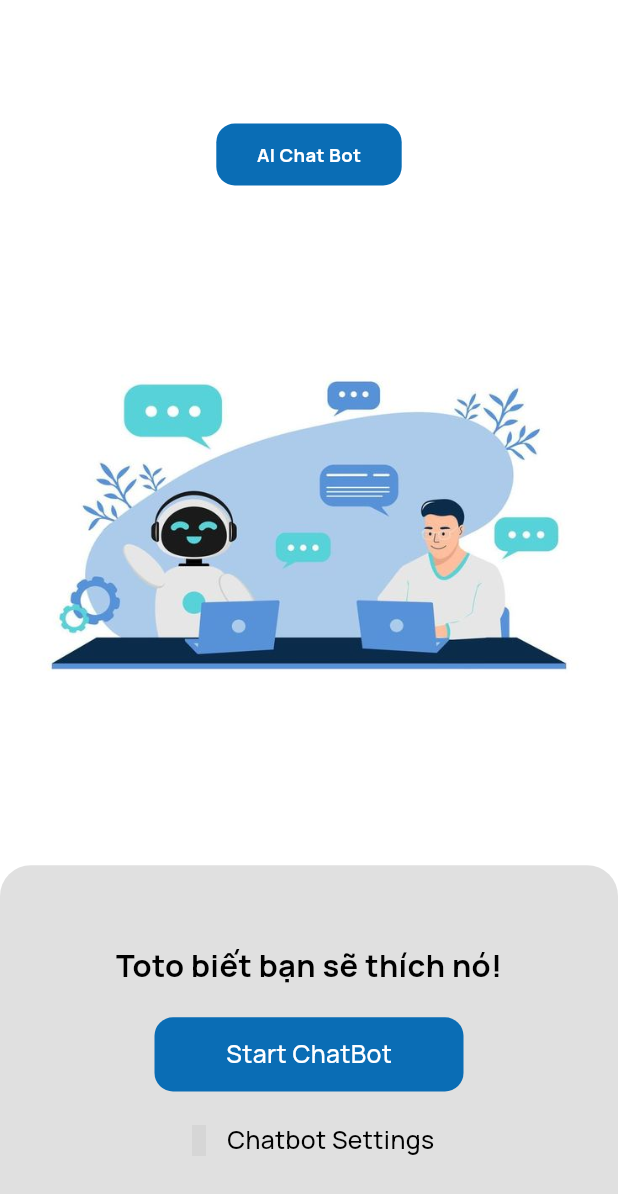
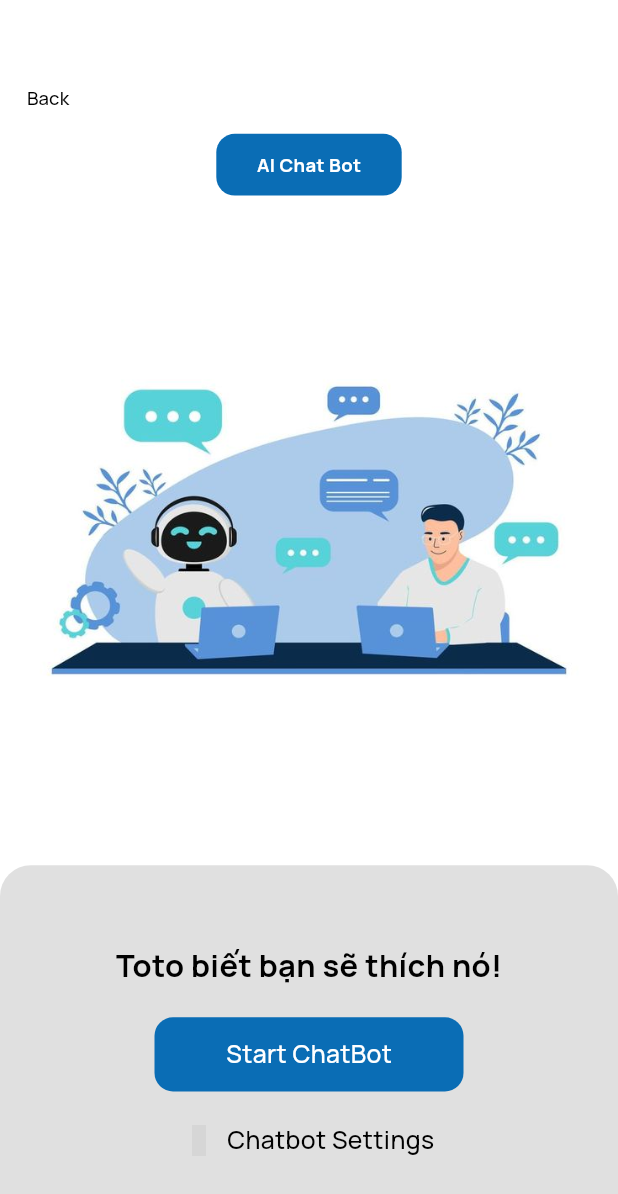
Before and after one commit to Manh-IT-K2/AppMTAC-Driver, a Flutter app: the StartChatScreen screen opened by its route, on a phone screen of 412 x 824 dp. Shown: the top 1194 px of the screen. Run offline on Flutter 3.47's test engine with Material 3 defaults, Android fonts, the phone set to English and light mode, and no system bars; our stand-ins replace camera, connectivity_plus, fl_chart, flutter_image_compress, flutter_map, geolocator and 6 more; missing offline and left inert: google_mlkit_text_recognition; accounts and stored records are empty; generated files the repository leaves out were written again; network calls fail; grey boxes are pictures that could not be loaded.

```diff
--- a/mtac_driver/lib/route/app_page.dart
+++ b/mtac_driver/lib/route/app_page.dart
@@ -2,6 +2,7 @@ import 'package:get/get.dart';
 import 'package:mtac_driver/binding/page_binding.dart';
 import 'package:mtac_driver/controller/connection/network_check_middleware_controller.dart';
 import 'package:mtac_driver/route/app_route.dart';
+import 'package:mtac_driver/view/chatbot_screen.dart';
 import 'package:mtac_driver/view/main_screen.dart';
 import 'package:mtac_driver/view/connection/connection_middleware_screen.dart';
 import 'package:mtac_driver/view/notification_screen.dart';
@@ -46,6 +47,12 @@ class AppPages {
     GetPage(
       name: AppRoutes.login,
       page: () => const LoginScreen(),
+      binding: PageBinding(),
+      middlewares: [NetworkCheckMiddlewareController()],
+    ),
+    GetPage(
+      name: AppRoutes.chatbot,
+      page: () => const ChatbotScreen(),
       binding: PageBinding(),
       middlewares: [NetworkCheckMiddlewareController()],
     ),
--- a/mtac_driver/lib/route/app_route.dart
+++ b/mtac_driver/lib/route/app_route.dart
@@ -4,7 +4,8 @@ class AppRoutes {
   static const login = "/login";
   static const splash = "/splash";
   static const schedule = "/schedule";
-   static const startChatBot = "/startChatBot";
+  static const chatbot = "/chatbot";
+  static const startChatBot = "/startChatBot";
   static const detailStatistical = "/detailStatistical";
   static const map = "/map";
   static const feedback = "/feedback";
--- a/mtac_driver/lib/view/start_chat_screen.dart
+++ b/mtac_driver/lib/view/start_chat_screen.dart
@@ -1,5 +1,7 @@
 import 'package:flutter/material.dart';
+import 'package:get/get.dart';
 import 'package:hugeicons/hugeicons.dart';
+import 'package:mtac_driver/route/app_route.dart';
 import 'package:mtac_driver/theme/color.dart';
 import 'package:mtac_driver/utils/style_text_util.dart';
 import 'package:sizer/sizer.dart';
@@ -11,12 +13,23 @@ class StartChatScreen extends StatelessWidget {
   Widget build(BuildContext context) {
     return Scaffold(
       body: Padding(
-        padding: EdgeInsets.only(top: 10.h),
+        padding: EdgeInsets.only(top: 5.h),
         child: SizedBox(
           width: 100.w,
           height: 100.h,
           child: Column(
             children: [
+              Align(
+                alignment: Alignment.centerLeft,
+                child: TextButton(
+                  onPressed: () => Get.back(),
+                  child: Text(
+                    "Back",
+                    style:
+                        PrimaryFont.bodyTextMedium().copyWith(color: Colors.black),
+                  ),
+                ),
+              ),
               Container(
                 width: 30.w,
                 height: 10.w,
@@ -53,18 +66,22 @@ class StartChatScreen extends StatelessWidget {
                       style: PrimaryFont.headerTextBold()
                           .copyWith(color: Colors.black),
                     ),
-                    Container(
+                    GestureDetector(
+                      onTap: () => Get.toNamed(AppRoutes.chatbot),
+                      child: Container(
                         width: 50.w,
                         height: 12.w,
                         margin: EdgeInsets.symmetric(vertical: 5.w),
                         alignment: Alignment.center,
                         decoration: BoxDecoration(
                           color: kPrimaryColor,
-                          borderRadius: BorderRadius.circular(3.w)),
+                          borderRadius: BorderRadius.circular(3.w),
+                        ),
                         child: Text(
                           "Start ChatBot",
                           style: PrimaryFont.titleTextMedium()
                               .copyWith(color: Colors.white),
+                        ),
                       ),
                     ),
                     Row(
```
Also changed, not shown: mtac_driver/lib/view/chatbot_screen.dart (added, +109 -0 lines), mtac_driver/assets/image/avt_chatbot.jpg (deleted), mtac_driver/assets/image/avt_chatbot.png (added). Lines whose indentation alone changed are shown as unchanged.
